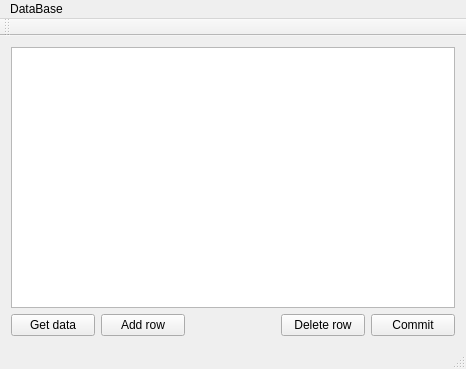
LisGlitchrain/qtDBInteract, file mainwindow.ui: the form before one commit.
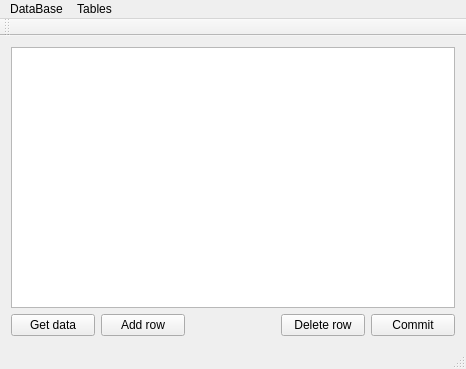
The form after the commit.

```diff
--- a/mainwindow.ui
+++ b/mainwindow.ui
@@ -82,7 +82,13 @@
     <addaction name="separator"/>
     <addaction name="actionExit"/>
    </widget>
+   <widget class="QMenu" name="menuTables">
+    <property name="title">
+     <string>Tables</string>
+    </property>
+   </widget>
    <addaction name="menuFIle"/>
+   <addaction name="menuTables"/>
   </widget>
   <widget class="QToolBar" name="mainToolBar">
    <attribute name="toolBarArea">
```
